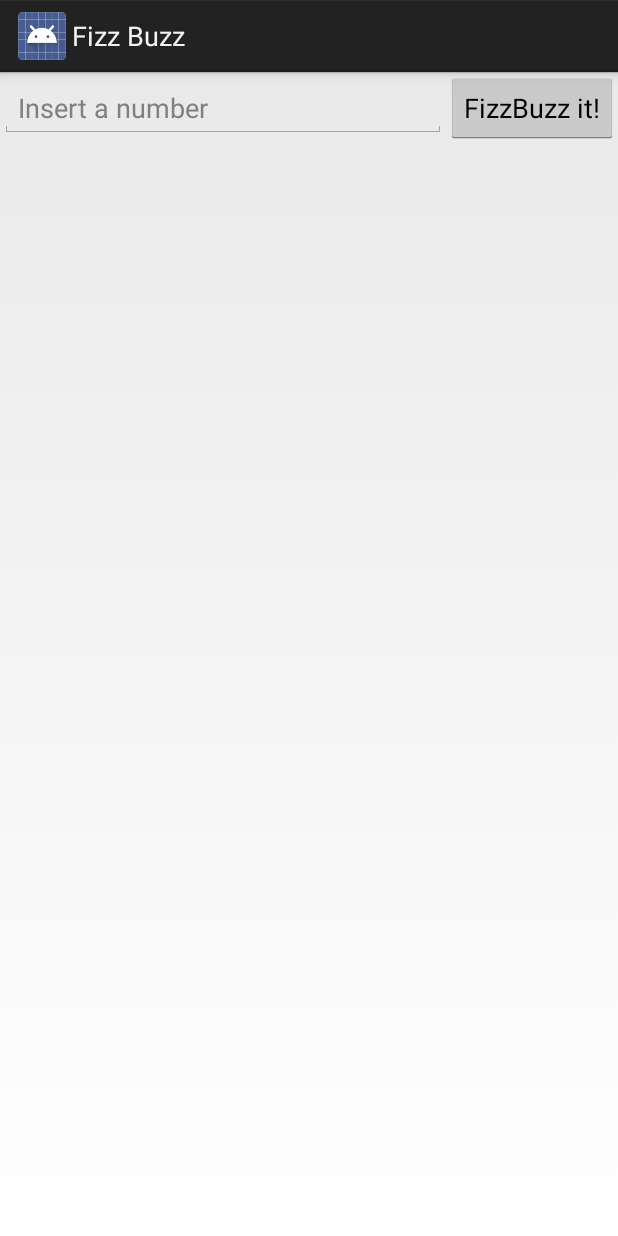
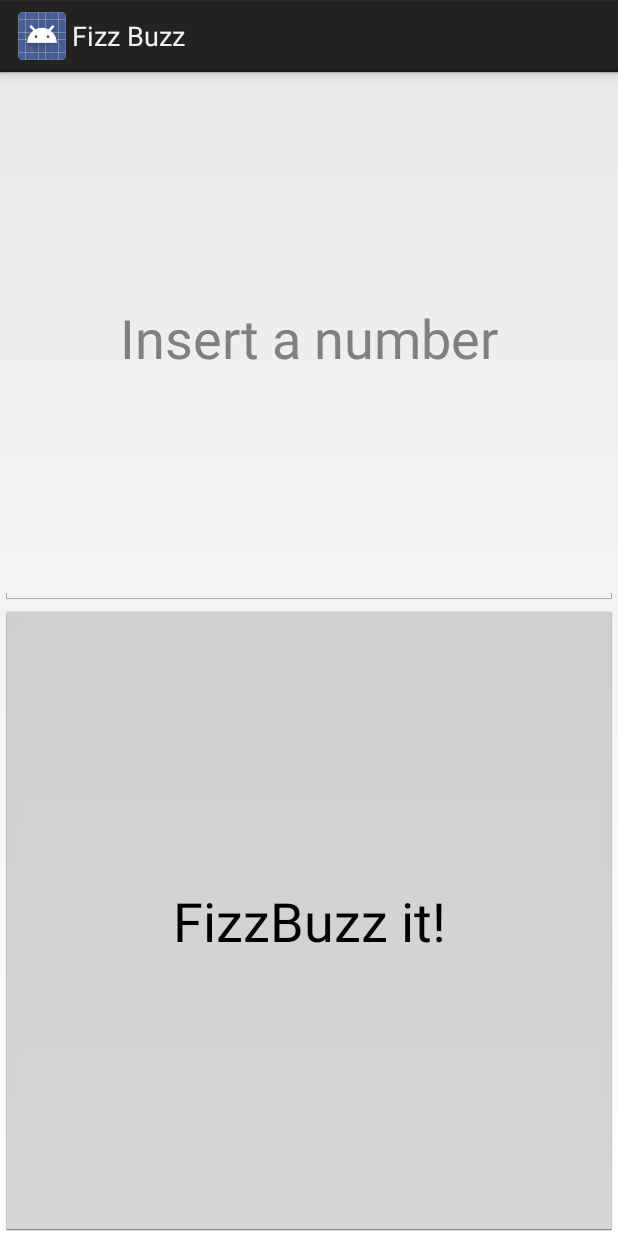
Before and after one commit to giorgiosironi/fizz-buzz-android, an Android app: the screen it shows after launch (Examples), on a phone screen of 412 x 824 dp. Run offline under Robolectric (Android 15) with nearby library versions, the phone set to English and light mode, and no system bars.

Commit message:
Some styling

```diff
--- a/app/src/main/java/com/onebip/fizzbuzz/DisplayMessageActivity.java
+++ b/app/src/main/java/com/onebip/fizzbuzz/DisplayMessageActivity.java
@@ -2,8 +2,10 @@ package com.onebip.fizzbuzz;
 
 import android.app.Activity;
 import android.content.Intent;
+import android.graphics.Color;
 import android.support.v7.app.ActionBarActivity;
 import android.os.Bundle;
+import android.view.Gravity;
 import android.view.Menu;
 import android.view.MenuItem;
 import android.widget.TextView;
@@ -18,8 +20,11 @@ public class DisplayMessageActivity extends Activity {
         Intent intent = getIntent();
         String message = intent.getStringExtra(Examples.EXTRA_MESSAGE);
 
+        // TODO: how do specify this in XML or some custom style?
         TextView textView = new TextView(this);
         textView.setTextSize(40);
+        textView.setGravity(Gravity.CENTER_VERTICAL | Gravity.CENTER_HORIZONTAL);
+        textView.setBackgroundColor(Color.rgb(151, 230, 228));
         textView.setText(message);
 
         setContentView(textView);
--- a/app/src/main/res/layout/activity_examples.xml
+++ b/app/src/main/res/layout/activity_examples.xml
@@ -2,21 +2,28 @@
     xmlns:tools="http://schemas.android.com/tools"
     android:layout_width="match_parent"
     android:layout_height="match_parent"
-    android:orientation="horizontal">
+    android:orientation="vertical">
 
-    <!-- TODO: this should be a number, not a string -->
     <EditText
         android:id="@+id/number"
-        android:layout_width="0dp"
-        android:layout_height="wrap_content"
+        android:layout_width="match_parent"
+        android:layout_height="0dp"
         android:layout_weight="1"
-        android:hint="@string/number" />
+        android:hint="@string/number"
+        android:inputType="number"
+        android:digits="1234567890"
+        android:singleLine="true"
+        android:textSize="36sp"
+        android:gravity="center_vertical|center_horizontal" />
 
     <Button
         android:text="@string/button_send"
-        android:layout_width="wrap_content"
+        android:layout_width="match_parent"
         android:layout_height="wrap_content"
-        android:onClick="calculateFizzBuzz" />
+        android:layout_weight="1"
+        android:onClick="calculateFizzBuzz"
+        android:textSize="36sp"
+        android:gravity="center_vertical|center_horizontal" />
 
 
 </LinearLayout>
--- a/app/src/main/res/values/strings.xml
+++ b/app/src/main/res/values/strings.xml
@@ -4,7 +4,5 @@
 
     <string name="number">Insert a number</string>
     <string name="button_send">FizzBuzz it!</string>
-    <string name="title_activity_display_message">DisplayMessageActivity</string>
-
-    <string name="hello_world">Hello world!</string>
+    <string name="title_activity_display_message">Fizz Buzz results</string>
 </resources>
```
